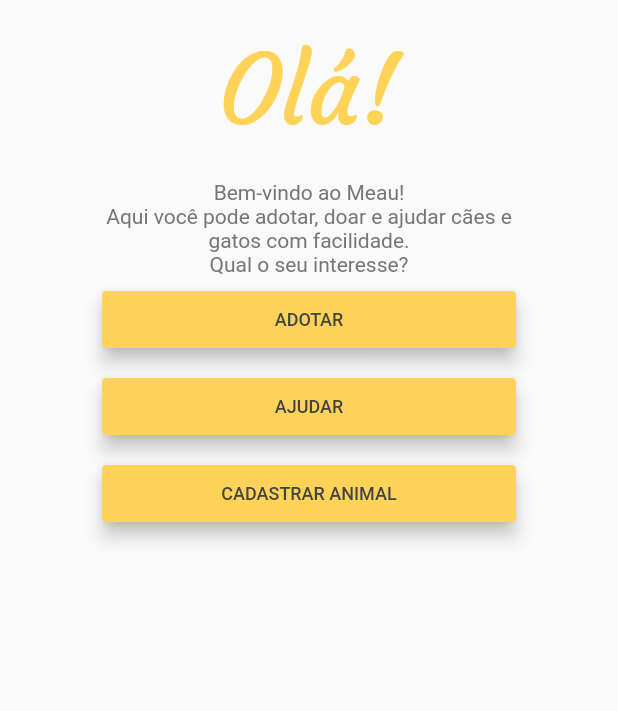
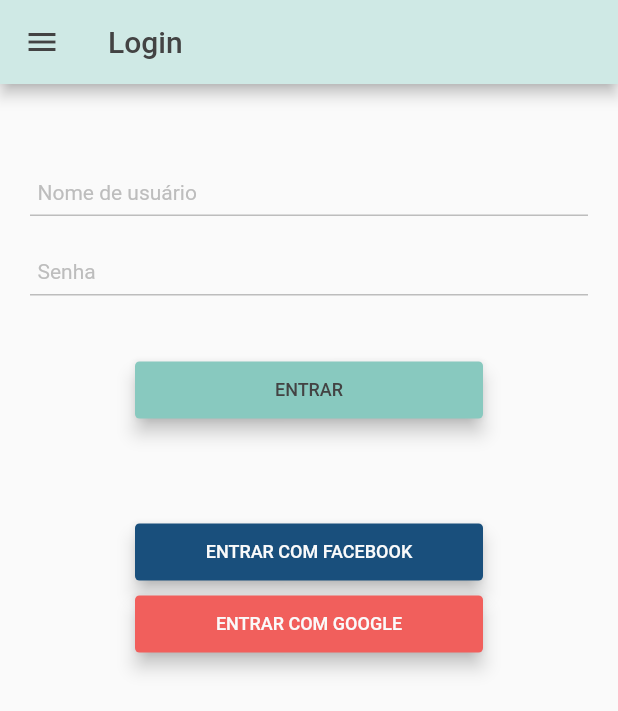
Before and after one commit to JomaSnow/meau, a Flutter app: the screen it shows after launch, on a phone screen of 412 x 824 dp. Shown: the top 711 px of the screen. Run offline on Flutter 3.47's test engine with Material 2 defaults, Android fonts, the phone set to English and light mode, and no system bars.

Commit message:
Completes Login Screen

```diff
--- a/lib/app.dart
+++ b/lib/app.dart
@@ -1,11 +1,21 @@
-import 'package:app/screens/intro_screen.dart';
-import 'package:flutter/widgets.dart';
+import 'package:app/screens/login_screen.dart';
+import 'package:app/util/dismiss_focus.dart';
+import 'package:flutter/material.dart';
 
 class MyApp extends StatelessWidget {
   const MyApp({super.key});
 
   @override
   Widget build(BuildContext context) {
-    return IntroScreen();
+    return GestureDetector(
+      onTap: () {
+        dismissFocus(context);
+      },
+      child: MaterialApp(
+        title: "Meau",
+        debugShowCheckedModeBanner: false,
+        home: LoginScreen(),
+      ),
+    );
   }
 }
--- a/lib/main.dart
+++ b/lib/main.dart
@@ -2,8 +2,5 @@
 import 'package:flutter/material.dart';
 
 void main() {
-  runApp(const MaterialApp(
-    debugShowCheckedModeBanner: false,
-    home: MyApp(),
-  ));
+  runApp(const MyApp());
 }
--- a/lib/screens/intro_screen.dart
+++ b/lib/screens/intro_screen.dart
@@ -2,13 +2,12 @@
 
 import 'package:app/util/design.dart';
 import 'package:app/widgets/button.dart';
-import 'package:app/widgets/input.dart';
 import 'package:app/widgets/intro_paragraph.dart';
 import 'package:app/widgets/page_title.dart';
 import 'package:flutter/material.dart';
 
 class IntroScreen extends StatelessWidget {
-  IntroScreen({super.key});
+  const IntroScreen({super.key});
 
   void _adoptFunction() {
     log("adotar");
@@ -45,21 +44,16 @@
                         "Aqui você pode adotar, doar e ajudar cães e gatos com facilidade."),
                 const IntroParagraph(value: "Qual o seu interesse?"),
                 Button(
-                    value: "ADOTAR",
-                    onPressed: (() {
-                      _adoptFunction();
-                    })),
+                  value: "ADOTAR",
+                  onPressed: _adoptFunction,
+                ),
                 Button(
                   value: "AJUDAR",
-                  onPressed: () {
-                    _helpFunction();
-                  },
+                  onPressed: _helpFunction,
                 ),
                 Button(
                   value: "CADASTRAR ANIMAL",
-                  onPressed: () {
-                    _registerFunction();
-                  },
+                  onPressed: _registerFunction,
                 ),
               ],
             ),
--- /dev/null
+++ b/lib/screens/login_screen.dart
@@ -0,0 +1,104 @@
+import 'dart:developer';
+
+import 'package:app/util/design.dart';
+import 'package:app/util/dismiss_focus.dart';
+import 'package:app/widgets/button.dart';
+import 'package:app/widgets/input.dart';
+import 'package:flutter/material.dart';
+
+class LoginScreen extends StatelessWidget {
+  LoginScreen({super.key});
+
+  void _login() {
+    log("login with username ${usernameController.text} and password ${passwordController.text}");
+  }
+
+  final usernameController = TextEditingController();
+  final passwordController = TextEditingController();
+
+  @override
+  Widget build(BuildContext context) {
+    return Scaffold(
+      resizeToAvoidBottomInset: true,
+      appBar: AppBar(
+        iconTheme: const IconThemeData(color: Design.darkerGray),
+        backgroundColor: Design.accentBlue,
+        title: const Text(
+          "Login",
+          style: TextStyle(
+            fontFamily: "Roboto",
+            fontSize: 20,
+            fontWeight: FontWeight.w500,
+            color: Design.darkerGray,
+          ),
+        ),
+      ),
+      drawer: const Drawer(),
+      body: Container(
+        constraints: const BoxConstraints.expand(),
+        color: Design.white,
+        child: Padding(
+          padding: const EdgeInsets.symmetric(horizontal: 15),
+          child: CustomScrollView(
+            physics: const BouncingScrollPhysics(),
+            slivers: [
+              SliverFillRemaining(
+                hasScrollBody: false,
+                child: Column(
+                  mainAxisAlignment: MainAxisAlignment.start,
+                  mainAxisSize: MainAxisSize.max,
+                  children: [
+                    Container(
+                      margin: const EdgeInsets.fromLTRB(0, 40, 0, 34),
+                      child: Column(
+                        children: [
+                          Input(
+                              controller: usernameController,
+                              placeholder: "Nome de usuário"),
+                          Input(
+                              controller: passwordController,
+                              placeholder: "Senha",
+                              isPassword: true),
+                        ],
+                      ),
+                    ),
+                    Button(
+                      value: "ENTRAR",
+                      onPressed: () {
+                        dismissFocus(context);
+                        _login();
+                      },
+                      color: Design.lightBlue,
+                      width: 232,
+                    ),
+                    Container(
+                      margin: const EdgeInsets.fromLTRB(0, 60, 0, 0),
+                      child: Column(
+                        children: [
+                          Button(
+                            value: "ENTRAR COM FACEBOOK",
+                            onPressed: _login,
+                            color: Design.facebook,
+                            fontColor: Design.white,
+                            width: 232,
+                          ),
+                          Button(
+                            value: "ENTRAR COM GOOGLE",
+                            onPressed: _login,
+                            color: Design.google,
+                            fontColor: Design.white,
+                            width: 232,
+                          ),
+                        ],
+                      ),
+                    ),
+                  ],
+                ),
+              )
+            ],
+          ),
+        ),
+      ),
+    );
+  }
+}
--- a/lib/util/design.dart
+++ b/lib/util/design.dart
@@ -10,6 +10,8 @@
   static const lighterGray = Color.fromARGB(255, 189, 189, 189); // #bdbdbd
   static const lightestGray = Color.fromARGB(255, 230, 231, 232); // #e6e7e8
   static const darkerGray = Color.fromARGB(255, 67, 67, 67); // #434343
+  static const facebook = Color.fromARGB(255, 25, 79, 124); // #194f7c
+  static const google = Color.fromARGB(255, 241, 95, 92); // #f15f5c
 }
 
 // pra converter pt pra pxl: multiplica por 4 e divide por 3
--- /dev/null
+++ b/lib/util/dismiss_focus.dart
@@ -0,0 +1,11 @@
+import 'package:flutter/widgets.dart';
+
+void dismissFocus(BuildContext context) {
+  // FocusScopeNode currentFocus = FocusScope.of(context);
+
+  // if (!currentFocus.hasPrimaryFocus) {
+  //   currentFocus.unfocus();
+  // }
+
+  FocusScope.of(context).requestFocus(FocusNode());
+}
--- a/lib/util/set_color.dart
+++ /dev/null
@@ -1,14 +0,0 @@
-import 'package:app/util/design.dart';
-import 'package:flutter/animation.dart';
-
-Color setColor(String color) {
-  Color newColor;
-
-  if (color == "blue") {
-    newColor = Design.lightBlue;
-  } else {
-    newColor = Design.primaryYellow;
-  }
-
-  return newColor;
-}
--- a/lib/widgets/button.dart
+++ b/lib/widgets/button.dart
@@ -2,31 +2,40 @@
 import 'package:flutter/material.dart';
 
 class Button extends StatelessWidget {
-  const Button({super.key, required this.value, required this.onPressed});
+  const Button(
+      {super.key,
+      required this.value,
+      required this.onPressed,
+      this.width = double.infinity,
+      this.color = Design.primaryYellow,
+      this.fontColor = Design.darkerGray});
 
   final String value;
   final VoidCallback onPressed;
+  final Color color;
+  final Color fontColor;
+  final double width;
 
   @override
   Widget build(BuildContext context) {
     return Container(
-      margin: const EdgeInsets.symmetric(vertical: 5, horizontal: 5),
+      width: width,
+      margin: const EdgeInsets.symmetric(vertical: 0, horizontal: 0),
       child: ElevatedButton(
         onPressed: onPressed,
         style: ButtonStyle(
           elevation: MaterialStateProperty.all<double>(5.0),
           padding: MaterialStateProperty.all<EdgeInsetsGeometry>(
               const EdgeInsets.symmetric(vertical: 12)),
-          backgroundColor:
-              MaterialStateProperty.all<Color>(Design.primaryYellow),
+          backgroundColor: MaterialStateProperty.all<Color>(color),
           overlayColor:
               MaterialStateProperty.resolveWith((Set<MaterialState> states) {
             if (states.contains(MaterialState.hovered)) {
-              return Design.primaryYellow.withOpacity(0.6);
+              return color.withOpacity(0.6);
             }
             if (states.contains(MaterialState.focused) ||
                 states.contains(MaterialState.selected)) {
-              return Design.primaryYellow.withOpacity(0.8);
+              return color.withOpacity(0.8);
             }
             return null;
           }),
@@ -36,8 +45,8 @@
         child: Center(
             child: Text(
           value,
-          style: const TextStyle(
-              color: Design.darkerGray, fontSize: 12, fontFamily: "Roboto"),
+          style:
+              TextStyle(color: fontColor, fontSize: 12, fontFamily: "Roboto"),
         )),
       ),
     );
--- a/lib/widgets/input.dart
+++ b/lib/widgets/input.dart
@@ -17,7 +17,7 @@
   @override
   Widget build(BuildContext context) {
     return Container(
-      margin: const EdgeInsets.all(5),
+      margin: const EdgeInsets.fromLTRB(5, 0, 5, 5),
       child: TextFormField(
         obscureText: isPassword,
         controller: controller,
```
